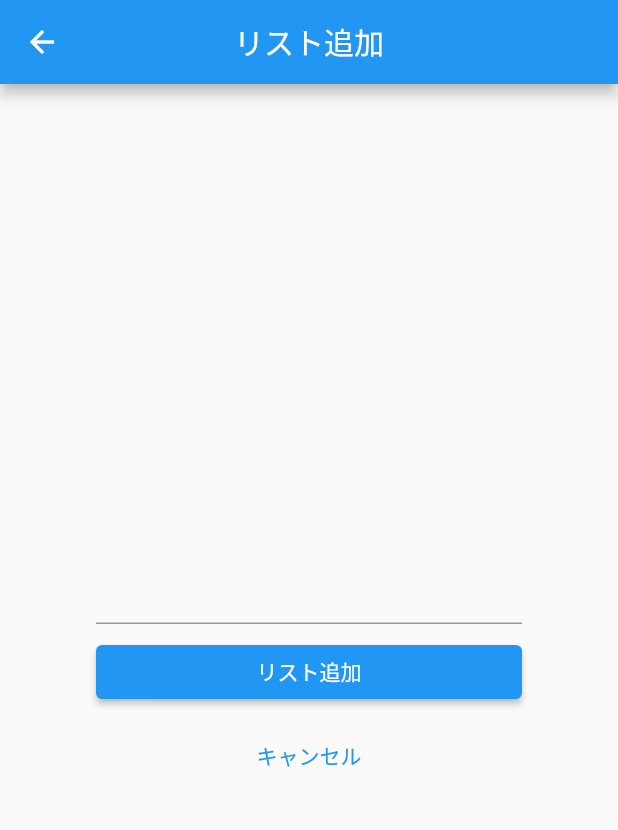
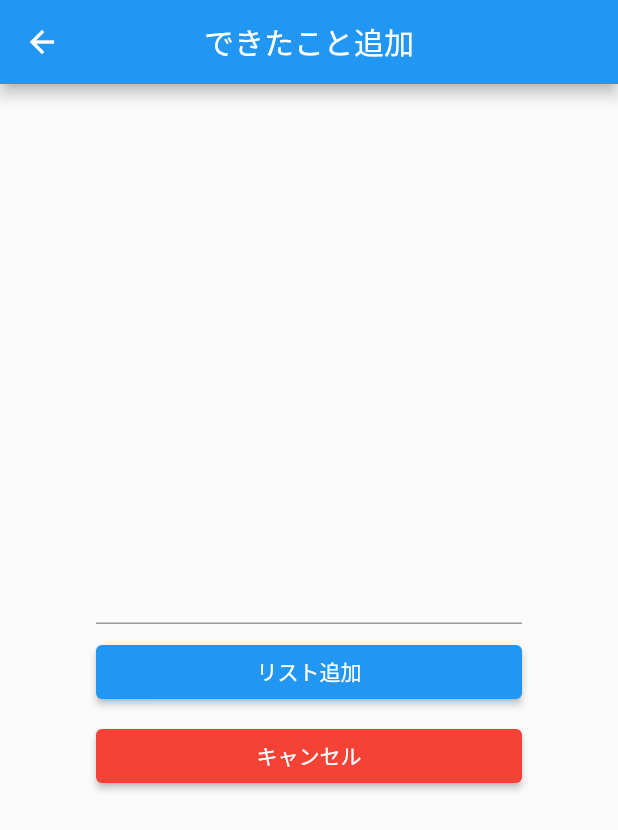
Before and after one commit to i-tanaka730/achievement-list, a Flutter app: the screen it shows after launch, after a tap on the "add" icon, on a phone screen of 412 x 824 dp. Shown: the top 830 px of the screen. Run offline on Flutter 3.47's test engine with Material 2 defaults, Android fonts, the phone set to English and light mode, and no system bars; our stand-ins replace flutter_slidable, shared_preferences.

Commit message:
feat: データの保存・読み込みが行えるように対応。

```diff
--- a/lib/AchievementAddPage.dart
+++ b/lib/AchievementAddPage.dart
@@ -4,22 +4,21 @@ import 'package:flutter/material.dart';
  * できたこと追加画面。
  */
 class AchievementAddPage extends StatefulWidget {
-
   final String? targetAchievement;
   AchievementAddPage(this.targetAchievement);
 
   @override
-  _AchievementAddPageState createState() => _AchievementAddPageState(targetAchievement);
+  _AchievementAddPageState createState() =>
+      _AchievementAddPageState(targetAchievement);
 }
 
 /**
  * できたこと追加画面の状態。
  */
 class _AchievementAddPageState extends State<AchievementAddPage> {
-
   String _text = "";
 
-  _AchievementAddPageState(String? text){
+  _AchievementAddPageState(String? text) {
     _text = text ?? "";
   }
 
@@ -29,7 +28,7 @@ class _AchievementAddPageState extends State<AchievementAddPage> {
       appBar: AppBar(
         centerTitle: true,
         title: Text(
-          "リスト追加",
+          "できたこと追加",
         ),
       ),
       body: Container(
@@ -42,11 +41,11 @@ class _AchievementAddPageState extends State<AchievementAddPage> {
             Text(_text, style: TextStyle(color: Colors.blue)),
             // テキスト入力
             TextField(
-              controller: TextEditingController(text: _text),  //ここに初期値
+              controller: TextEditingController(text: _text), //ここに初期値
               // 入力されたテキストの値を受け取る（valueが入力されたテキスト）
               onChanged: (String value) {
                 // データが変更したことを知らせる（画面を更新する）
-                  _text = value;
+                _text = value;
               },
             ),
             const SizedBox(height: 8),
@@ -68,13 +67,16 @@ class _AchievementAddPageState extends State<AchievementAddPage> {
               // 横幅いっぱいに広げる
               width: double.infinity,
               // キャンセルボタン
-              child: TextButton(
+              child: ElevatedButton(
                 // ボタンをクリックした時の処理
                 onPressed: () {
                   // "pop"で前の画面に戻る
                   Navigator.of(context).pop();
                 },
-                child: Text('キャンセル'),
+                style: ElevatedButton.styleFrom(
+                  primary: Colors.red,
+                ),
+                child: Text('キャンセル', style: TextStyle(color: Colors.white)),
               ),
             ),
           ],
--- a/lib/AchievementListPage.dart
+++ b/lib/AchievementListPage.dart
@@ -1,5 +1,6 @@
 import 'package:flutter/material.dart';
 import 'package:flutter_slidable/flutter_slidable.dart';
+import 'package:shared_preferences/shared_preferences.dart';
 import 'AchievementAddPage.dart';
 
 /**
@@ -14,36 +15,57 @@ class AchievementListPage extends StatefulWidget {
  * できたことリスト画面の状態。
  */
 class _AchievementListPageState extends State<AchievementListPage> {
+  // できたことリストのデータ
+  List<String> _todoList = [];
+  // 保存時のキー
+  final String _saveKey = "AchievementList";
 
-  // できたことリストのデータ
-  List<String> _todoList = ["test1", "test2"];
-
-  // できたこと追加画面に遷移し、入力された値をリストに追加する
+  // 追加
   void addAchievement() async {
-
-    String? achievement = await createAchievement(null);
-    if (achievement == null) {
-      return;
-    }
+    var achievement = await createAchievement();
 
     setState(() {
       _todoList.add(achievement);
     });
+
+    saveAchievementList();
   }
 
+  // 更新
   void updateAchievement(int index) async {
     var achievement = await createAchievement(_todoList[index]);
-    if (achievement == null) {
-      return;
-    }
 
     setState(() {
       _todoList[index] = achievement;
     });
+
+    saveAchievementList();
   }
 
-  Future<String> createAchievement(String? targetAchievement) async
-  {
+  // 削除
+  void removeAchievement(int index) {
+    setState(() {
+      _todoList.removeAt(index);
+    });
+
+    saveAchievementList();
+  }
+
+  // 保存
+  void saveAchievementList() async {
+    SharedPreferences prefs = await SharedPreferences.getInstance();
+    await prefs.setStringList(_saveKey, _todoList);
+  }
+
+  // 読込
+  void loadAchievementList() async {
+    SharedPreferences prefs = await SharedPreferences.getInstance();
+    setState(() {
+      _todoList = prefs.getStringList(_saveKey) ?? [];
+    });
+  }
+
+  Future<String> createAchievement([String? targetAchievement]) async {
     String achievement = await Navigator.of(context).push(
       MaterialPageRoute(builder: (context) {
         return AchievementAddPage(targetAchievement);
@@ -53,14 +75,19 @@ class _AchievementListPageState extends State<AchievementListPage> {
     return achievement;
   }
 
-  // ウィジェット構築
+  @override
+  void initState() {
+    super.initState();
+    loadAchievementList();
+  }
+
   @override
   Widget build(BuildContext context) {
     return Scaffold(
       appBar: AppBar(
         centerTitle: true,
         title: Text(
-          "リスト一覧",
+          "できたことリスト",
         ),
       ),
 
@@ -87,9 +114,7 @@ class _AchievementListPageState extends State<AchievementListPage> {
                   color: Colors.red,
                   icon: Icons.delete,
                   onTap: () {
-                    setState(() {
-                      _todoList.removeAt(index);
-                    });
+                    removeAchievement(index);
                   },
                 )
               ],
```
Also changed, not shown: pubspec.yaml (+28 -55 lines), lib/main.dart (line endings or trailing spaces), pubspec.lock.
